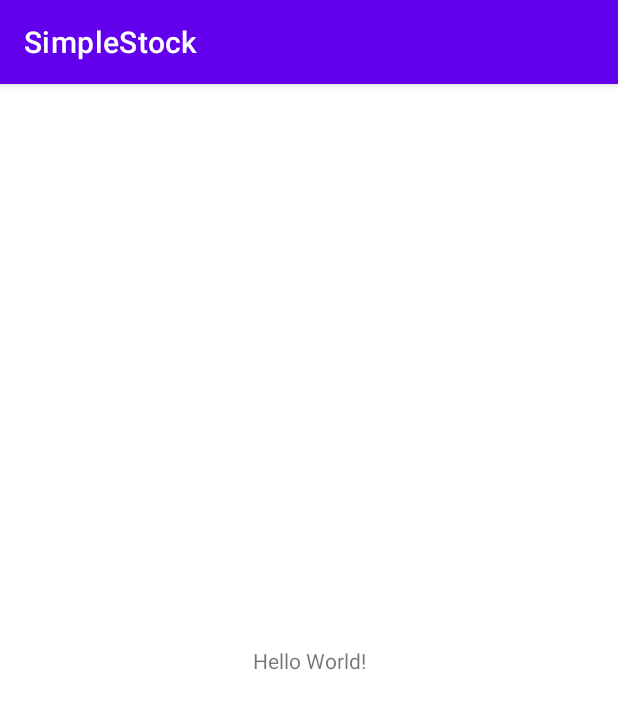
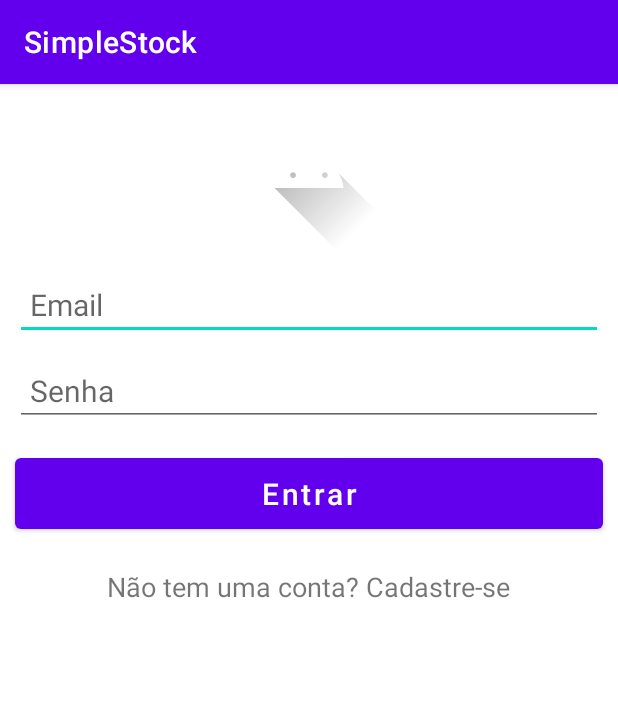
Before and after one commit to MateusEliasVieira/SimpleStock, an Android app: the screen it shows after launch (MainActivity before the commit, LoginActivity after it), on a phone screen of 412 x 824 dp. Shown: the top 709 px of the screen. Run offline under Robolectric (Android 15) with nearby library versions, the phone set to English and light mode, and no system bars.

Commit message:
iniciado construção da tela de login

```diff
--- a/app/src/main/AndroidManifest.xml
+++ b/app/src/main/AndroidManifest.xml
@@ -11,15 +11,16 @@
         android:supportsRtl="true"
         android:theme="@style/Theme.SimpleStock"
         tools:targetApi="31">
+
         <activity
-            android:name=".MainActivity"
+            android:name=".views.LoginActivity"
             android:exported="true">
             <intent-filter>
                 <action android:name="android.intent.action.MAIN" />
-
                 <category android:name="android.intent.category.LAUNCHER" />
             </intent-filter>
         </activity>
+
     </application>
 
 </manifest>
--- a/app/src/main/java/br/com/ifgoiano/simplestock/MainActivity.java
+++ b/app/src/main/java/br/com/ifgoiano/simplestock/views/LoginActivity.java
@@ -1,14 +1,16 @@
-package br.com.ifgoiano.simplestock;
+package br.com.ifgoiano.simplestock.views;
 
 import androidx.appcompat.app.AppCompatActivity;
 
 import android.os.Bundle;
 
-public class MainActivity extends AppCompatActivity {
+import br.com.ifgoiano.simplestock.R;
+
+public class LoginActivity extends AppCompatActivity {
 
     @Override
     protected void onCreate(Bundle savedInstanceState) {
         super.onCreate(savedInstanceState);
-        setContentView(R.layout.activity_main);
+        setContentView(R.layout.activity_login);
     }
 }
--- /dev/null
+++ b/app/src/main/res/layout/activity_login.xml
@@ -0,0 +1,77 @@
+<?xml version="1.0" encoding="utf-8"?>
+<androidx.core.widget.NestedScrollView
+    xmlns:android="http://schemas.android.com/apk/res/android"
+    xmlns:app="http://schemas.android.com/apk/res-auto"
+    xmlns:tools="http://schemas.android.com/tools"
+    android:layout_width="match_parent"
+    android:layout_height="match_parent"
+    tools:context=".views.LoginActivity">
+
+    <LinearLayout
+        android:layout_width="match_parent"
+        android:layout_height="wrap_content"
+        android:orientation="vertical">
+
+        <ImageView
+            android:layout_width="wrap_content"
+            android:layout_height="wrap_content"
+            android:layout_marginTop="5dp"
+            android:layout_gravity="center"
+            android:src="@drawable/ic_launcher_foreground"/>
+
+        <EditText
+            android:id="@+id/editTextEmail"
+            android:layout_width="match_parent"
+            android:layout_height="wrap_content"
+            android:layout_marginTop="10dp"
+            android:layout_gravity="center"
+            android:layout_marginStart="10dp"
+            android:layout_marginEnd="10dp"
+            android:hint="@string/hint_email"
+            android:textSize="20sp"
+            android:padding="10dp"
+            android:textAllCaps="false"
+            android:inputType="textEmailAddress"/>
+
+        <EditText
+            android:id="@+id/editTextPassword"
+            android:layout_width="match_parent"
+            android:layout_height="wrap_content"
+            android:layout_marginTop="10dp"
+            android:layout_gravity="center"
+            android:layout_marginStart="10dp"
+            android:layout_marginEnd="10dp"
+            android:hint="@string/hint_password"
+            android:textSize="20sp"
+            android:padding="10dp"
+            android:textAllCaps="false"
+            android:inputType="textPassword"/>
+
+        <Button
+            android:layout_width="match_parent"
+            android:layout_height="wrap_content"
+            android:layout_marginTop="15dp"
+            android:layout_gravity="center"
+            android:layout_marginStart="10dp"
+            android:layout_marginEnd="10dp"
+            android:text="@string/title_button_login"
+            android:textAllCaps="false"
+            android:textSize="20sp"
+            android:padding="10dp"/>
+
+        <TextView
+            android:id="@+id/textViewCreateAccount"
+            android:layout_width="wrap_content"
+            android:layout_height="wrap_content"
+            android:textSize="18sp"
+            android:gravity="center"
+            android:layout_gravity="center"
+            android:layout_marginStart="10dp"
+            android:layout_marginEnd="10dp"
+            android:layout_marginTop="20dp"
+            android:text="@string/text_create_account"/>
+
+    </LinearLayout>
+
+
+</androidx.core.widget.NestedScrollView>
--- a/app/src/main/res/layout/activity_main.xml
+++ /dev/null
@@ -1,18 +0,0 @@
-<?xml version="1.0" encoding="utf-8"?>
-<androidx.constraintlayout.widget.ConstraintLayout xmlns:android="http://schemas.android.com/apk/res/android"
-    xmlns:app="http://schemas.android.com/apk/res-auto"
-    xmlns:tools="http://schemas.android.com/tools"
-    android:layout_width="match_parent"
-    android:layout_height="match_parent"
-    tools:context=".MainActivity">
-
-    <TextView
-        android:layout_width="wrap_content"
-        android:layout_height="wrap_content"
-        android:text="Hello World!"
-        app:layout_constraintBottom_toBottomOf="parent"
-        app:layout_constraintEnd_toEndOf="parent"
-        app:layout_constraintStart_toStartOf="parent"
-        app:layout_constraintTop_toTopOf="parent" />
-
-</androidx.constraintlayout.widget.ConstraintLayout>
--- a/app/src/main/res/values/strings.xml
+++ b/app/src/main/res/values/strings.xml
@@ -1,3 +1,7 @@
 <resources>
     <string name="app_name">SimpleStock</string>
+    <string name="hint_email">Email</string>
+    <string name="hint_password">Senha</string>
+    <string name="title_button_login">Entrar</string>
+    <string name="text_create_account">Não tem uma conta? Cadastre-se</string>
 </resources>
```
